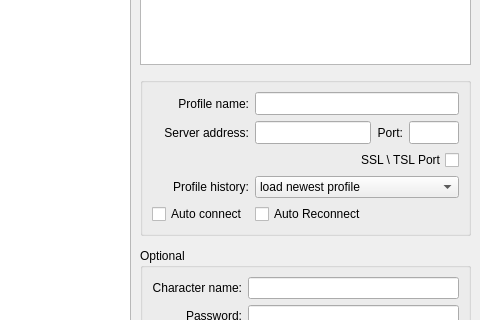
This is src/ui/connection_profiles.ui in Mudlet/Mudlet as Qt 5 draws it before an edit; both pictures show x 280 to 760 and y 102 to 422 of the 760 by 708 pixel window. The edited form follows.
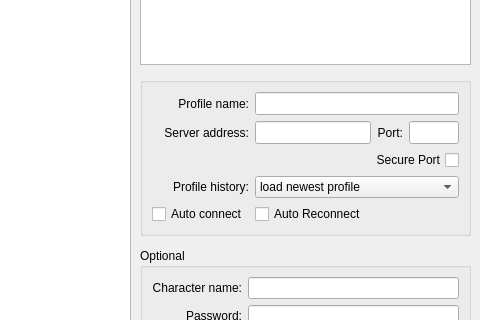
This is the edited form. Icons and pictures are not drawn.

The edit to the form file:
```diff
--- a/src/ui/connection_profiles.ui
+++ b/src/ui/connection_profiles.ui
@@ -2348,7 +2348,7 @@
                <enum>Qt::RightToLeft</enum>
               </property>
               <property name="text">
-               <string>SSL \ TSL Port</string>
+               <string>Secure Port</string>
               </property>
              </widget>
             </item>
```
